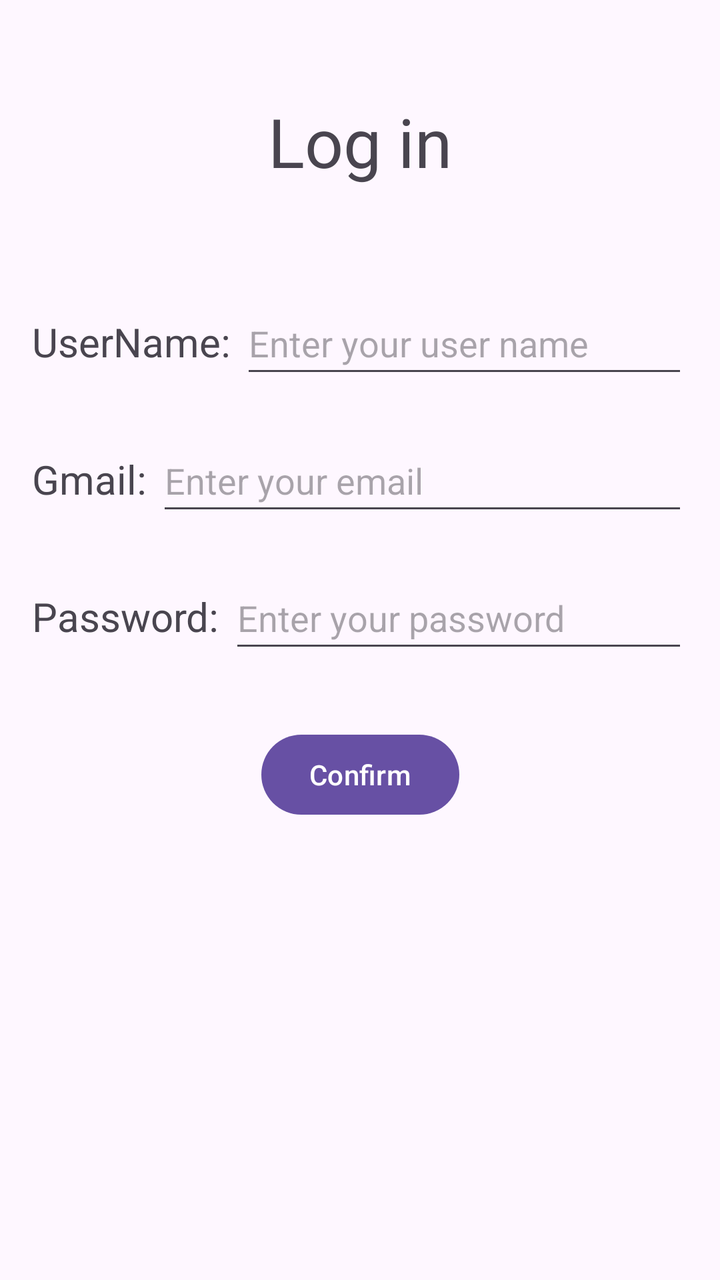
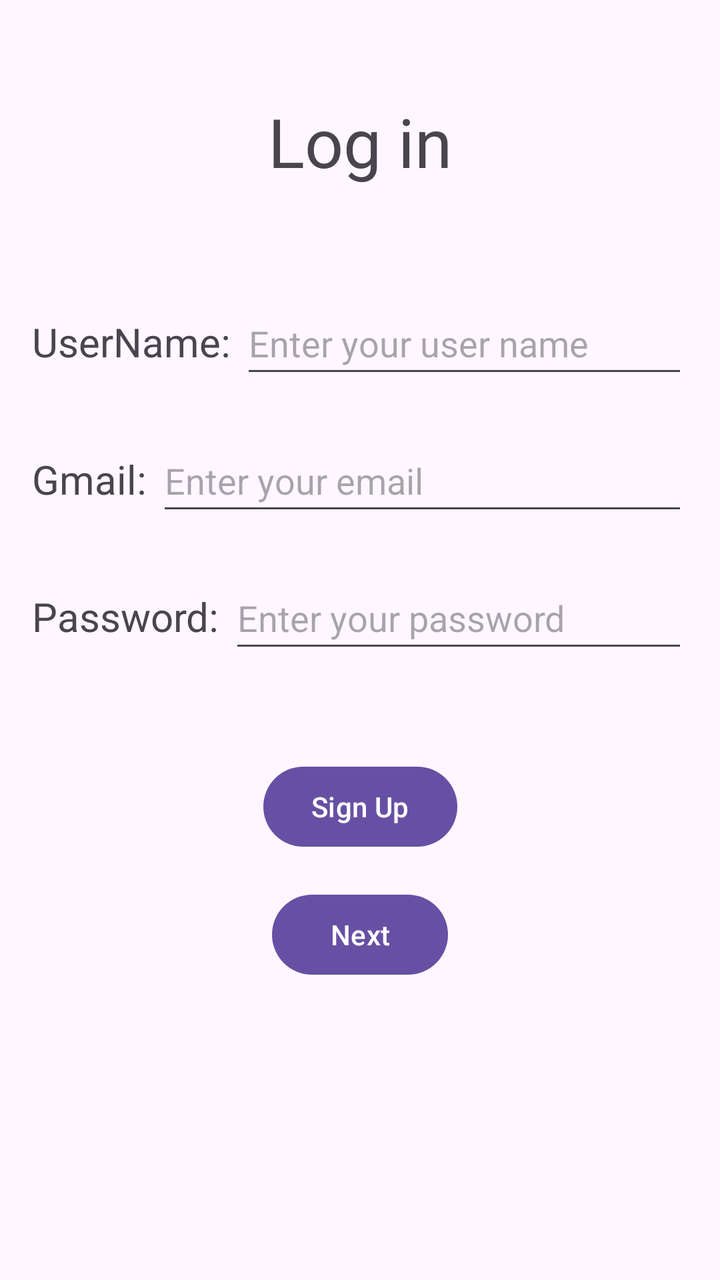

The first picture is an Android layout as it rendered before a commit; the second is the same layout after the commit. The layout source and the unified diff follow.
<!-- AndroidManifest.xml: application theme Theme.RockPaperScissors -->
<!-- res/layout/activity_log_in.xml -->
<?xml version="1.0" encoding="utf-8"?>
<androidx.constraintlayout.widget.ConstraintLayout xmlns:android="http://schemas.android.com/apk/res/android"
    xmlns:app="http://schemas.android.com/apk/res-auto"
    xmlns:tools="http://schemas.android.com/tools"
    android:id="@+id/main"
    android:layout_width="match_parent"
    android:layout_height="match_parent"
    android:padding="16dp"
    tools:context=".logIn">

    <TextView
        android:id="@+id/textView"
        android:layout_width="wrap_content"
        android:layout_height="wrap_content"
        android:layout_marginTop="32dp"
        android:text="Log in"
        android:textSize="34sp"
        app:layout_constraintEnd_toEndOf="parent"
        app:layout_constraintStart_toStartOf="parent"
        app:layout_constraintTop_toTopOf="parent" />

    <TextView
        android:id="@+id/UserNameText"
        android:layout_width="wrap_content"
        android:layout_height="wrap_content"
        android:layout_marginTop="64dp"
        android:text="UserName: "
        android:textSize="20sp"
        app:layout_constraintStart_toStartOf="parent"
        app:layout_constraintTop_toBottomOf="@+id/textView" />

    <EditText
        android:id="@+id/editTextUserName"
        android:layout_width="0dp"
        android:layout_height="wrap_content"
        android:ems="10"
        android:inputType="text"
        android:hint="Enter your user name"
        android:minHeight="48dp"
        app:layout_constraintBaseline_toBaselineOf="@+id/UserNameText"
        app:layout_constraintEnd_toEndOf="parent"
        app:layout_constraintStart_toEndOf="@+id/UserNameText" />

    <TextView
        android:id="@+id/emailText"
        android:layout_width="wrap_content"
        android:layout_height="wrap_content"
        android:layout_marginTop="32dp"
        android:text="Gmail: "
        android:textSize="20sp"
        app:layout_constraintStart_toStartOf="parent"
        app:layout_constraintTop_toBottomOf="@+id/editTextUserName" />

    <EditText
        android:id="@+id/editTextTextEmailAddress"
        android:layout_width="0dp"
        android:layout_height="wrap_content"
        android:ems="10"
        android:inputType="textEmailAddress"
        android:hint="Enter your email"
        android:minHeight="48dp"
        app:layout_constraintBaseline_toBaselineOf="@+id/emailText"
        app:layout_constraintEnd_toEndOf="parent"
        app:layout_constraintStart_toEndOf="@+id/emailText" />

    <TextView
        android:id="@+id/passwordText"
        android:layout_width="wrap_content"
        android:layout_height="wrap_content"
        android:layout_marginTop="32dp"
        android:text="Password: "
        android:textSize="20sp"
        app:layout_constraintStart_toStartOf="parent"
        app:layout_constraintTop_toBottomOf="@+id/editTextTextEmailAddress" />

    <EditText
        android:id="@+id/editTextTextPassword"
        android:layout_width="0dp"
        android:layout_height="wrap_content"
        android:ems="10"
        android:inputType="textPassword"
        android:hint="Enter your password"
        android:minHeight="48dp"
        app:layout_constraintBaseline_toBaselineOf="@+id/passwordText"
        app:layout_constraintEnd_toEndOf="parent"
        app:layout_constraintStart_toEndOf="@+id/passwordText" />

    <Button
        android:id="@+id/button"
        android:layout_width="wrap_content"
        android:layout_height="wrap_content"
        android:text="Confirm"
        android:layout_marginTop="32dp"
        app:layout_constraintEnd_toEndOf="parent"
        app:layout_constraintStart_toStartOf="parent"
        app:layout_constraintTop_toBottomOf="@+id/editTextTextPassword" />

</androidx.constraintlayout.widget.ConstraintLayout>
<!-- resources referenced by this layout -->
<resources>
  <style name="Theme.RockPaperScissors" parent="Base.Theme.RockPaperScissors" />
  <style name="Base.Theme.RockPaperScissors" parent="Theme.Material3.DayNight">
          
          
      </style>
</resources>

<!-- the commit's change to res/layout/activity_log_in.xml (unified diff, before → after) -->
@@ -86,13 +86,23 @@
         app:layout_constraintStart_toEndOf="@+id/passwordText" />
 
     <Button
-        android:id="@+id/button"
+        android:id="@+id/signUp"
         android:layout_width="wrap_content"
         android:layout_height="wrap_content"
-        android:text="Confirm"
-        android:layout_marginTop="32dp"
+        android:text="Sign Up"
+        android:layout_marginTop="48dp"
         app:layout_constraintEnd_toEndOf="parent"
         app:layout_constraintStart_toStartOf="parent"
         app:layout_constraintTop_toBottomOf="@+id/editTextTextPassword" />
 
+    <Button
+        android:id="@+id/next"
+        android:layout_width="wrap_content"
+        android:layout_height="wrap_content"
+        android:text="Next"
+        android:layout_marginTop="16dp"
+        app:layout_constraintEnd_toEndOf="parent"
+        app:layout_constraintStart_toStartOf="parent"
+        app:layout_constraintTop_toBottomOf="@+id/signUp" />
+
 </androidx.constraintlayout.widget.ConstraintLayout>
